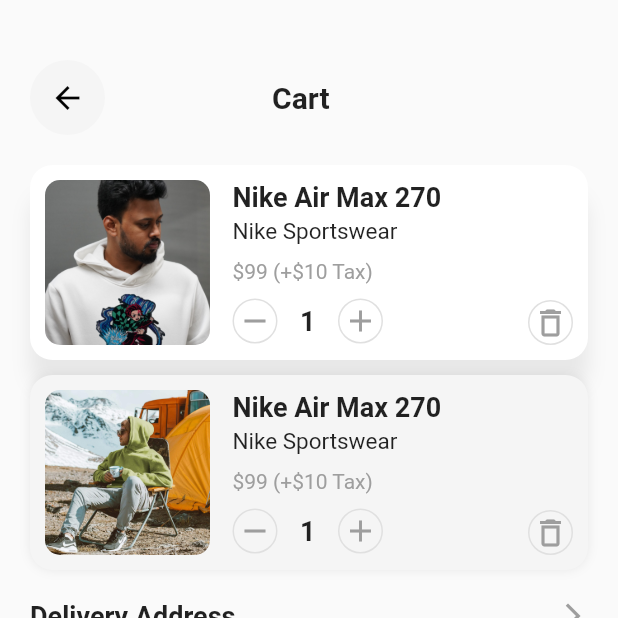
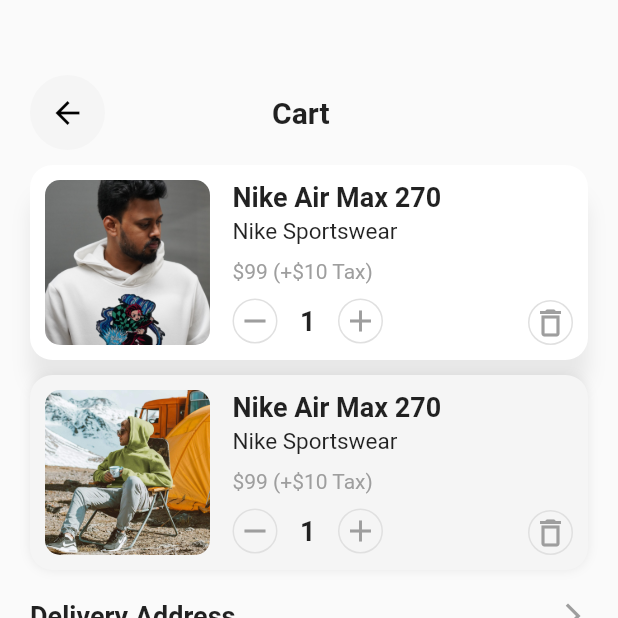
Before and after one commit to Lyhuoy/shopping_app, a Flutter app: the CartScreen screen opened by its route, on a phone screen of 412 x 824 dp, the top half of it. Run offline on Flutter 3.47's test engine with Material 3 defaults, Android fonts, the phone set to English and light mode, and no system bars; our stand-ins replace cached_network_image, dio, flutter_form_builder, flutter_svg, fluttertoast, font_awesome_flutter and 11 more; missing offline and left inert: huor_progress_indicators, mask; accounts and stored records are empty; network calls fail.

Commit message:
checkout screen

```diff
--- a/shoppingapp/lib/views/cart/cart_screen.dart
+++ b/shoppingapp/lib/views/cart/cart_screen.dart
@@ -9,7 +9,7 @@ class CartScreen extends StatelessWidget {
       body: Column(
         children: [
           Padding(
-            padding: const EdgeInsets.only(top: 40, left: 20, right: 20),
+            padding: const EdgeInsets.only(top: 50, left: 20, right: 20),
             child: Row(
               mainAxisAlignment: MainAxisAlignment.start,
               children: [
@@ -53,7 +53,7 @@ class CartScreen extends StatelessWidget {
                     crossAxisAlignment: CrossAxisAlignment.start,
                     children: [
                       const SizedBox(
-                        height: 20,
+                        height: 10,
                       ),
                       Container(
                         padding: const EdgeInsets.all(10),
```
